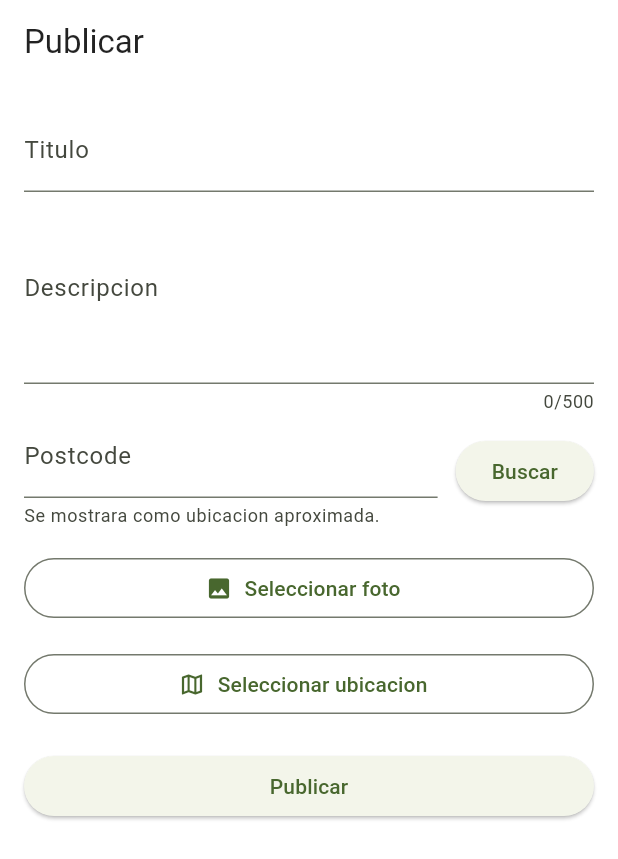
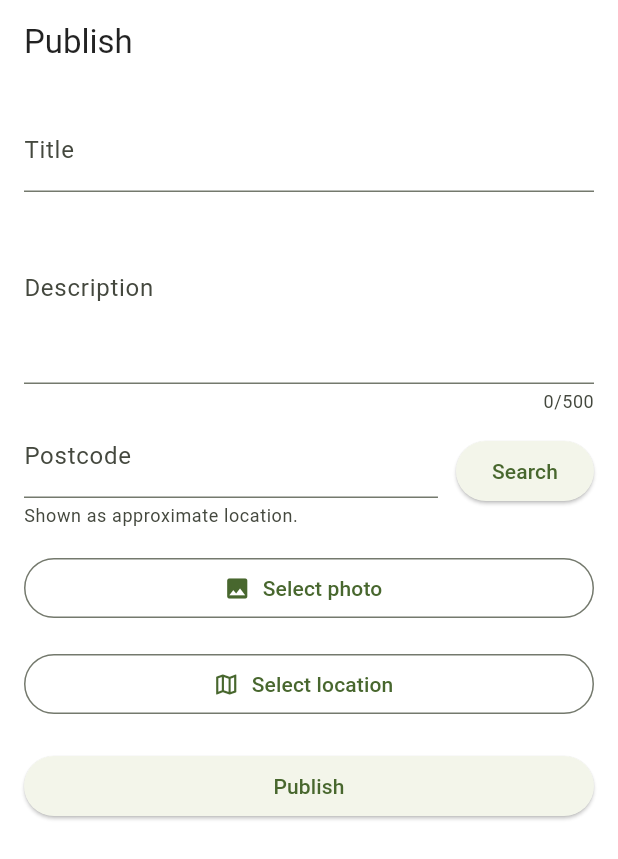
Before and after one commit to galmonacid/ReLoved, a Flutter app: the PublishScreen screen opened directly, on a phone screen of 412 x 824 dp. Shown: the top 859 px of the screen. Run offline on Flutter 3.47's test engine with Material 3 defaults, Android fonts, the phone set to English and light mode, and no system bars; our stand-ins replace cloud_firestore, cloud_functions, firebase_analytics, firebase_auth, firebase_core, firebase_crashlytics and 5 more; missing offline and left inert: firebase_app_check; accounts and stored records are empty; statements that could not run were skipped.

Commit message:
Translate UI to British English

```diff
--- a/app/lib/src/home/home_screen.dart
+++ b/app/lib/src/home/home_screen.dart
@@ -28,25 +28,25 @@ class _HomeScreenState extends State<HomeScreen> {
             ? const [
                 BottomNavigationBarItem(
                   icon: Icon(Icons.search),
-                  label: "Buscar",
+                  label: "Search",
                 ),
                 BottomNavigationBarItem(
                   icon: Icon(Icons.add_circle_outline),
-                  label: "Publicar",
+                  label: "Publish",
                 ),
                 BottomNavigationBarItem(
                   icon: Icon(Icons.person_outline),
-                  label: "Perfil",
+                  label: "Profile",
                 ),
               ]
             : const [
                 BottomNavigationBarItem(
                   icon: Icon(Icons.search),
-                  label: "Buscar",
+                  label: "Search",
                 ),
                 BottomNavigationBarItem(
                   icon: Icon(Icons.login),
-                  label: "Ingresar",
+                  label: "Sign in",
                 ),
               ];
         final effectiveIndex =
--- a/app/lib/src/home/publish_screen.dart
+++ b/app/lib/src/home/publish_screen.dart
@@ -74,9 +74,9 @@ class _PublishScreenState extends State<PublishScreen> {
         _imageBytes = bytes;
       });
     } on PlatformException catch (error) {
-      _showError(error.message ?? "Permiso denegado para fotos.");
+      _showError(error.message ?? "Photo permission denied.");
     } catch (_) {
-      _showError("No se pudo acceder a la galeria.");
+      _showError("Could not access the gallery.");
     }
   }
 
@@ -96,7 +96,7 @@ class _PublishScreenState extends State<PublishScreen> {
   Future<void> _lookupPostcode() async {
     final postcode = _areaController.text.trim();
     if (postcode.isEmpty) {
-      _showError("Ingresa un postcode.");
+      _showError("Enter a postcode.");
       return;
     }
     setState(() {
@@ -105,7 +105,7 @@ class _PublishScreenState extends State<PublishScreen> {
     try {
       final result = await lookupUkPostcode(postcode);
       if (result == null) {
-        _showError("Postcode no encontrado.");
+        _showError("Postcode not found.");
         return;
       }
       if (!mounted) return;
@@ -114,7 +114,7 @@ class _PublishScreenState extends State<PublishScreen> {
         _areaController.text = result.postcode;
       });
     } catch (_) {
-      _showError("No se pudo buscar el postcode.");
+      _showError("Could not look up the postcode.");
     } finally {
       if (mounted) {
         setState(() {
@@ -127,22 +127,22 @@ class _PublishScreenState extends State<PublishScreen> {
   Future<void> _publish() async {
     final user = FirebaseAuth.instance.currentUser;
     if (user == null) {
-      _showError("Debes iniciar sesion.");
+      _showError("You need to sign in.");
       return;
     }
     final title = _titleController.text.trim();
     final description = _descriptionController.text.trim();
     final area = _areaController.text.trim();
     if (title.isEmpty || description.isEmpty || area.isEmpty) {
-      _showError("Completa el titulo, la descripcion y el postcode.");
+      _showError("Enter a title, description, and postcode.");
       return;
     }
     if (_imageFile == null) {
-      _showError("Selecciona una foto.");
+      _showError("Select a photo.");
       return;
     }
     if (_location == null) {
-      _showError("Selecciona una ubicacion.");
+      _showError("Select a location.");
       return;
     }
 
@@ -220,7 +220,7 @@ class _PublishScreenState extends State<PublishScreen> {
         ),
       );
     } catch (error) {
-      _showError("No se pudo publicar.");
+      _showError("Could not publish.");
     } finally {
       if (mounted) {
         setState(() {
@@ -240,7 +240,7 @@ class _PublishScreenState extends State<PublishScreen> {
   Widget build(BuildContext context) {
     return Scaffold(
       appBar: AppBar(
-        title: const Text("Publicar"),
+        title: const Text("Publish"),
       ),
       body: SingleChildScrollView(
         padding: const EdgeInsets.all(16),
@@ -249,13 +249,13 @@ class _PublishScreenState extends State<PublishScreen> {
           children: [
             TextField(
               controller: _titleController,
-              decoration: const InputDecoration(labelText: "Titulo"),
+              decoration: const InputDecoration(labelText: "Title"),
             ),
             TextField(
               controller: _descriptionController,
               maxLines: 4,
               maxLength: 500,
-              decoration: const InputDecoration(labelText: "Descripcion"),
+              decoration: const InputDecoration(labelText: "Description"),
             ),
               Row(
                 children: [
@@ -265,7 +265,7 @@ class _PublishScreenState extends State<PublishScreen> {
                       textCapitalization: TextCapitalization.characters,
                       decoration: const InputDecoration(
                         labelText: "Postcode",
-                        helperText: "Se mostrara como ubicacion aproximada.",
+                        helperText: "Shown as approximate location.",
                       ),
                     ),
                   ),
@@ -278,7 +278,7 @@ class _PublishScreenState extends State<PublishScreen> {
                             height: 16,
                             child: CircularProgressIndicator(strokeWidth: 2),
                           )
-                        : const Text("Buscar"),
+                        : const Text("Search"),
                   ),
                 ],
               ),
@@ -287,8 +287,8 @@ class _PublishScreenState extends State<PublishScreen> {
               onPressed: _pickImage,
               icon: const Icon(Icons.photo),
               label: Text(_imageFile == null
-                  ? "Seleccionar foto"
-                  : "Cambiar foto"),
+                  ? "Select photo"
+                  : "Change photo"),
             ),
             if (_imageFile != null) ...[
               const SizedBox(height: 12),
@@ -312,13 +312,13 @@ class _PublishScreenState extends State<PublishScreen> {
               onPressed: _pickLocation,
               icon: const Icon(Icons.map_outlined),
               label: Text(_location == null
-                  ? "Seleccionar ubicacion"
-                  : "Cambiar ubicacion"),
+                  ? "Select location"
+                  : "Change location"),
             ),
             if (_location != null) ...[
               const SizedBox(height: 8),
               Text(
-                "Ubicacion: ${_location!.latitude.toStringAsFixed(3)}, ${_location!.longitude.toStringAsFixed(3)}",
+                "Location: ${_location!.latitude.toStringAsFixed(3)}, ${_location!.longitude.toStringAsFixed(3)}",
               ),
             ],
             const SizedBox(height: 20),
@@ -330,7 +330,7 @@ class _PublishScreenState extends State<PublishScreen> {
                       height: 18,
                       child: CircularProgressIndicator(strokeWidth: 2),
                     )
-                  : const Text("Publicar"),
+                  : const Text("Publish"),
             ),
           ],
         ),
--- a/app/lib/src/home/search_screen.dart
+++ b/app/lib/src/home/search_screen.dart
@@ -62,7 +62,7 @@ class _SearchScreenState extends State<SearchScreen> {
   Future<void> _lookupPostcode() async {
     final postcode = _postcodeController.text.trim();
     if (postcode.isEmpty) {
-      _showError("Ingresa un postcode.");
+      _showError("Enter a postcode.");
       return;
     }
     setState(() {
@@ -71,7 +71,7 @@ class _SearchScreenState extends State<SearchScreen> {
     try {
       final result = await lookupUkPostcode(postcode);
       if (result == null) {
-        _showError("Postcode no encontrado.");
+        _showError("Postcode not found.");
         return;
       }
       if (!mounted) return;
@@ -80,7 +80,7 @@ class _SearchScreenState extends State<SearchScreen> {
         _centerLabel = result.postcode;
       });
     } catch (_) {
-      _showError("No se pudo buscar el postcode.");
+      _showError("Could not look up the postcode.");
     } finally {
       if (mounted) {
         setState(() {
@@ -100,7 +100,7 @@ class _SearchScreenState extends State<SearchScreen> {
   Widget build(BuildContext context) {
     return Scaffold(
       appBar: AppBar(
-        title: const Text("Buscar"),
+        title: const Text("Search"),
       ),
       body: Column(
         children: [
@@ -111,13 +111,13 @@ class _SearchScreenState extends State<SearchScreen> {
                 Expanded(
                   child: Text(
                     _centerLabel == null
-                        ? "Ubicacion: ${_center.latitude.toStringAsFixed(3)}, ${_center.longitude.toStringAsFixed(3)}"
-                        : "Ubicacion: ${_centerLabel!}",
+                        ? "Location: ${_center.latitude.toStringAsFixed(3)}, ${_center.longitude.toStringAsFixed(3)}"
+                        : "Location: ${_centerLabel!}",
                   ),
                 ),
                 TextButton(
                   onPressed: _pickCenter,
-                  child: const Text("Cambiar"),
+                  child: const Text("Change"),
                 ),
               ],
             ),
@@ -131,7 +131,7 @@ class _SearchScreenState extends State<SearchScreen> {
                     controller: _postcodeController,
                     textCapitalization: TextCapitalization.characters,
                     decoration: const InputDecoration(
-                      labelText: "Buscar por postcode",
+                      labelText: "Search by postcode",
                     ),
                   ),
                 ),
@@ -144,7 +144,7 @@ class _SearchScreenState extends State<SearchScreen> {
                           height: 16,
                           child: CircularProgressIndicator(strokeWidth: 2),
                         )
-                      : const Text("Buscar"),
+                      : const Text("Search"),
                 ),
               ],
             ),
@@ -153,7 +153,7 @@ class _SearchScreenState extends State<SearchScreen> {
             padding: const EdgeInsets.symmetric(horizontal: 16),
             child: Row(
               children: [
-                const Text("Radio:"),
+                const Text("Radius:"),
                 const SizedBox(width: 12),
                 ChoiceChip(
                   label: const Text("5 km"),
@@ -189,7 +189,7 @@ class _SearchScreenState extends State<SearchScreen> {
             padding: const EdgeInsets.fromLTRB(16, 8, 16, 0),
             child: TextField(
               decoration: const InputDecoration(
-                labelText: "Buscar por palabra",
+                labelText: "Search by keyword",
                 prefixIcon: Icon(Icons.search),
               ),
               onChanged: (value) {
@@ -213,11 +213,11 @@ class _SearchScreenState extends State<SearchScreen> {
                 }
                 if (snapshot.hasError) {
                   return const Center(
-                    child: Text("No se pudieron cargar los items."),
+                    child: Text("Could not load items."),
                   );
                 }
                 if (!snapshot.hasData || snapshot.data!.docs.isEmpty) {
-                  return const Center(child: Text("No hay items disponibles."));
+                  return const Center(child: Text("No items available."));
                 }
                 final items = snapshot.data!.docs
                     .map(Item.fromDoc)
@@ -234,7 +234,7 @@ class _SearchScreenState extends State<SearchScreen> {
                 }).toList();
                 if (items.isEmpty) {
                   return const Center(
-                    child: Text("No hay items en este radio."),
+                    child: Text("No items in this radius."),
                   );
                 }
                 return ListView.separated(
--- a/app/lib/src/widgets/map_picker.dart
+++ b/app/lib/src/widgets/map_picker.dart
@@ -27,7 +27,7 @@ class _MapPickerState extends State<MapPicker> {
   Widget build(BuildContext context) {
     return Scaffold(
       appBar: AppBar(
-        title: const Text("Seleccionar ubicacion"),
+        title: const Text("Select location"),
       ),
       body: Stack(
         children: [
@@ -70,7 +70,7 @@ class _MapPickerState extends State<MapPicker> {
               onPressed: () {
                 Navigator.of(context).pop(_selected);
               },
-              child: const Text("Confirmar ubicacion"),
+              child: const Text("Confirm location"),
             ),
           ),
         ],
```
Also changed, not shown: app/lib/src/auth/auth_screen.dart (+14 -14 lines), app/lib/src/home/contact_screen.dart (+7 -7 lines), app/lib/src/home/item_detail_screen.dart (+28 -15 lines), app/lib/src/home/profile_screen.dart (+32 -19 lines).
